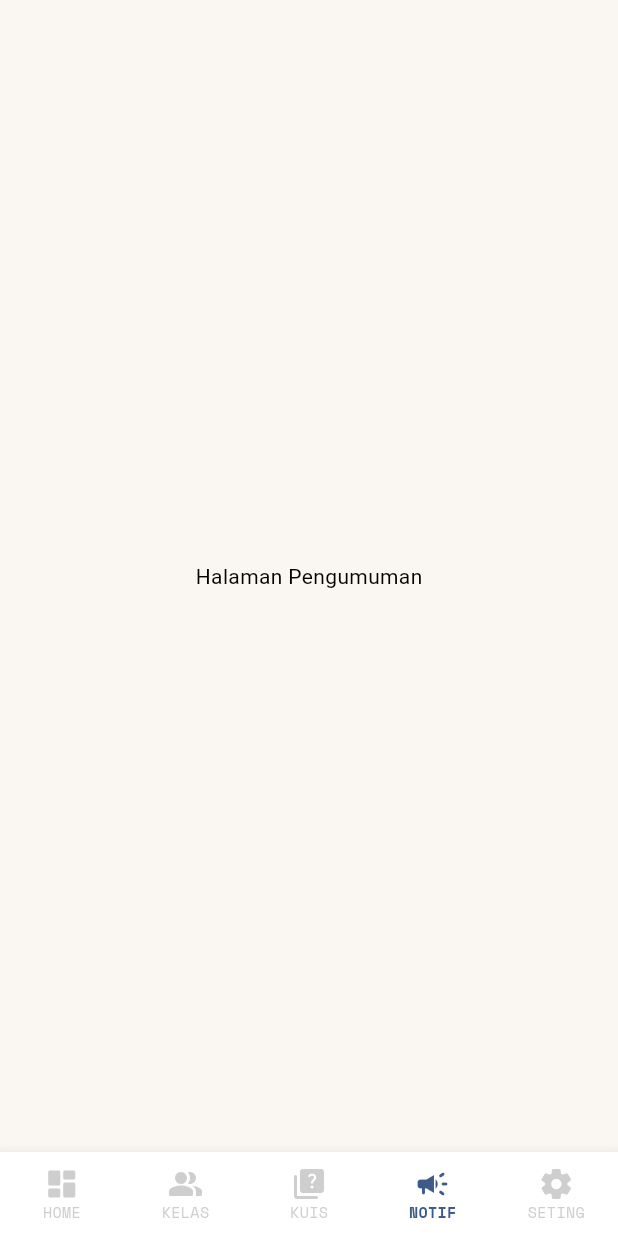
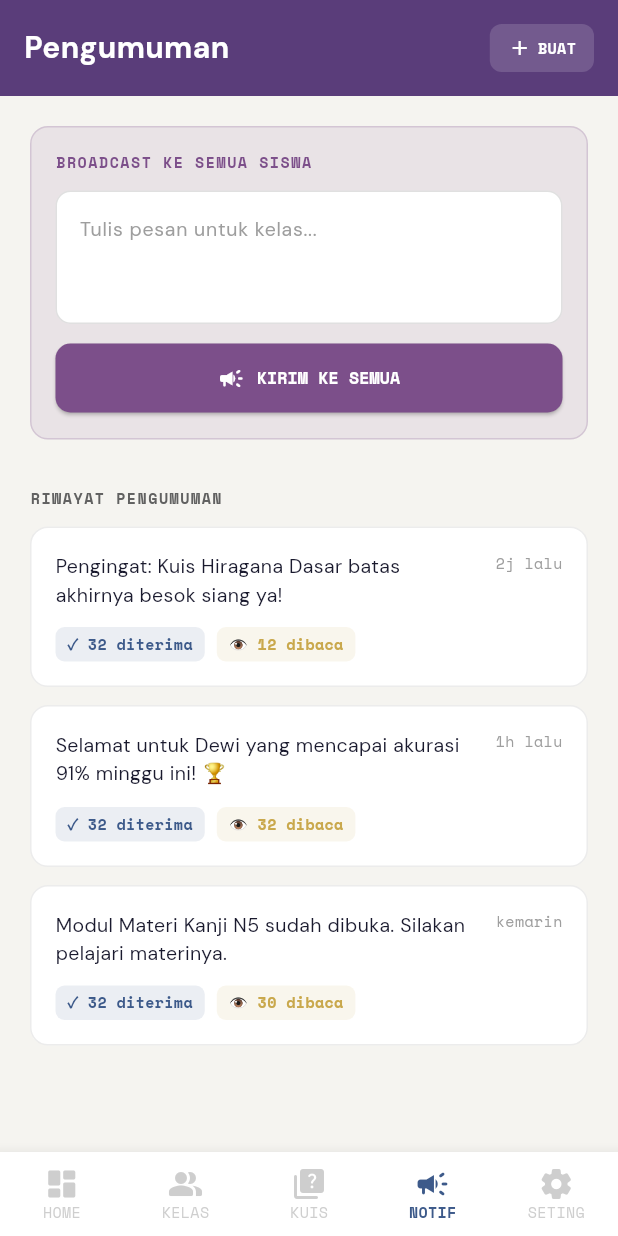
Before and after one commit to arell74/tanoshii-app, a Flutter app: the screen it shows once a user with an empty profile is signed in, item 4 of the bottom bar chosen, on a phone screen of 412 x 824 dp. Run offline on Flutter 3.47's test engine with Material 3 defaults, Android fonts, the phone set to English and light mode, and no system bars; our stand-ins replace cloud_firestore, firebase_auth, firebase_core, flutter_dotenv, google_fonts, google_generative_ai; accounts and stored records are empty.

Commit message:
feat: add announcement screen

```diff
--- /dev/null
+++ b/lib/screens/sensei/announcement/announcement_screen.dart
@@ -0,0 +1,202 @@
+import 'package:flutter/material.dart';
+import 'package:google_fonts/google_fonts.dart';
+
+class AnnouncementScreen extends StatefulWidget {
+  const AnnouncementScreen({Key? key}) : super(key: key);
+
+  @override
+  State<AnnouncementScreen> createState() => _AnnouncementScreenState();
+}
+
+class _AnnouncementScreenState extends State<AnnouncementScreen> {
+  final TextEditingController _broadcastController = TextEditingController();
+
+  // Data dummy riwayat pengumuman untuk simulasi
+  final List<Map<String, dynamic>> _history = [
+    {
+      'message': 'Pengingat: Kuis Hiragana Dasar batas akhirnya besok siang ya!',
+      'time': '2j lalu',
+      'received': 32,
+      'read': 12,
+    },
+    {
+      'message': 'Selamat untuk Dewi yang mencapai akurasi 91% minggu ini! 🏆',
+      'time': '1h lalu',
+      'received': 32,
+      'read': 32,
+    },
+    {
+      'message': 'Modul Materi Kanji N5 sudah dibuka. Silakan pelajari materinya.',
+      'time': 'kemarin',
+      'received': 32,
+      'read': 30,
+    },
+  ];
+
+  void _sendBroadcast() {
+    if (_broadcastController.text.trim().isEmpty) return;
+
+    // Menambah pengumuman baru ke urutan paling atas
+    setState(() {
+      _history.insert(0, {
+        'message': _broadcastController.text.trim(),
+        'time': 'baru saja',
+        'received': 0, // Simulasi awal kirim belum ada yang terima
+        'read': 0,
+      });
+      _broadcastController.clear();
+      FocusScope.of(context).unfocus(); // Tutup keyboard
+    });
+
+    ScaffoldMessenger.of(context).showSnackBar(
+      SnackBar(
+        content: const Text('Pengumuman berhasil dikirim ke seluruh kelas!'),
+        backgroundColor: const Color(0xFF7C4F8A),
+        behavior: SnackBarBehavior.floating,
+        shape: RoundedRectangleBorder(borderRadius: BorderRadius.circular(10)),
+      ),
+    );
+  }
+
+  @override
+  void dispose() {
+    _broadcastController.dispose();
+    super.dispose();
+  }
+
+  @override
+  Widget build(BuildContext context) {
+    const Color headerPurple = Color(0xFF5A3D7A); // Ungu gelap untuk header[cite: 1]
+    const Color purple = Color(0xFF7C4F8A); // Ungu aksen[cite: 1]
+    const Color indigo = Color(0xFF3D5A8A);
+    const Color gold = Color(0xFFC9A84C);
+    const Color bgColor = Color(0xFFF5F4F0);
+
+    return Scaffold(
+      backgroundColor: bgColor,
+      body: SafeArea(
+        child: Column(
+          children: [
+            // ── HEADER UNGU ──[cite: 1]
+            Container(
+              color: headerPurple,
+              padding: const EdgeInsets.all(16),
+              child: Row(
+                mainAxisAlignment: MainAxisAlignment.spaceBetween,
+                children: [
+                  Text('Pengumuman', style: GoogleFonts.dmSans(color: Colors.white, fontSize: 20, fontWeight: FontWeight.bold)),
+                  Container(
+                    padding: const EdgeInsets.symmetric(horizontal: 12, vertical: 8),
+                    decoration: BoxDecoration(color: Colors.white.withOpacity(0.15), borderRadius: BorderRadius.circular(8)),
+                    child: Row(
+                      children: [
+                        const Icon(Icons.add, color: Colors.white, size: 16),
+                        const SizedBox(width: 4),
+                        Text('BUAT', style: GoogleFonts.spaceMono(color: Colors.white, fontSize: 10, fontWeight: FontWeight.bold)),
+                      ],
+                    ),
+                  )
+                ],
+              ),
+            ),
+
+            Expanded(
+              child: ListView(
+                padding: const EdgeInsets.all(20),
+                children: [
+                  // ── BROADCAST KE SEMUA SISWA ──[cite: 1]
+                  Container(
+                    padding: const EdgeInsets.all(16),
+                    decoration: BoxDecoration(color: purple.withOpacity(0.1), borderRadius: BorderRadius.circular(12), border: Border.all(color: purple.withOpacity(0.2))),
+                    child: Column(
+                      crossAxisAlignment: CrossAxisAlignment.start,
+                      children: [
+                        Text('BROADCAST KE SEMUA SISWA', style: GoogleFonts.spaceMono(fontSize: 10, fontWeight: FontWeight.bold, letterSpacing: 1, color: purple)),
+                        const SizedBox(height: 12),
+                        TextField(
+                          controller: _broadcastController,
+                          maxLines: 3,
+                          style: GoogleFonts.dmSans(fontSize: 13),
+                          decoration: InputDecoration(
+                            hintText: 'Tulis pesan untuk kelas...',
+                            hintStyle: GoogleFonts.dmSans(fontSize: 13, color: Colors.grey[500]),
+                            filled: true,
+                            fillColor: Colors.white,
+                            border: OutlineInputBorder(borderRadius: BorderRadius.circular(10), borderSide: const BorderSide(color: Colors.black12)),
+                            enabledBorder: OutlineInputBorder(borderRadius: BorderRadius.circular(10), borderSide: const BorderSide(color: Colors.black12)),
+                            focusedBorder: OutlineInputBorder(borderRadius: BorderRadius.circular(10), borderSide: const BorderSide(color: purple)),
+                          ),
+                        ),
+                        const SizedBox(height: 12),
+                        SizedBox(
+                          width: double.infinity,
+                          child: ElevatedButton.icon(
+                            onPressed: _sendBroadcast,
+                            icon: const Icon(Icons.campaign_rounded, color: Colors.white, size: 18),
+                            label: Text('KIRIM KE SEMUA', style: GoogleFonts.spaceMono(fontSize: 11, fontWeight: FontWeight.bold, color: Colors.white)),
+                            style: ElevatedButton.styleFrom(
+                              backgroundColor: purple,
+                              padding: const EdgeInsets.symmetric(vertical: 14),
+                              shape: RoundedRectangleBorder(borderRadius: BorderRadius.circular(10)),
+                            ),
+                          ),
+                        )
+                      ],
+                    ),
+                  ),
+                  const SizedBox(height: 32),
+
+                  // ── RIWAYAT PENGUMUMAN ──[cite: 1]
+                  Text('RIWAYAT PENGUMUMAN', style: GoogleFonts.spaceMono(fontSize: 10, fontWeight: FontWeight.bold, letterSpacing: 1, color: Colors.grey[700])),
+                  const SizedBox(height: 12),
+
+                  // Menampilkan daftar history secara dinamis
+                  ..._history.map((item) {
+                    return Container(
+                      margin: const EdgeInsets.only(bottom: 12),
+                      padding: const EdgeInsets.all(16),
+                      decoration: BoxDecoration(color: Colors.white, borderRadius: BorderRadius.circular(12), border: Border.all(color: Colors.grey.withOpacity(0.2))),
+                      child: Column(
+                        crossAxisAlignment: CrossAxisAlignment.start,
+                        children: [
+                          Row(
+                            crossAxisAlignment: CrossAxisAlignment.start,
+                            children: [
+                              Expanded(
+                                child: Text(item['message'], style: GoogleFonts.dmSans(fontSize: 13, color: const Color(0xFF1A1A2E), height: 1.5)),
+                              ),
+                              const SizedBox(width: 12),
+                              Text(item['time'], style: GoogleFonts.spaceMono(fontSize: 10, color: Colors.grey[500])),
+                            ],
+                          ),
+                          const SizedBox(height: 12),
+                          // Read Receipts Badges[cite: 1]
+                          Row(
+                            children: [
+                              Container(
+                                padding: const EdgeInsets.symmetric(horizontal: 8, vertical: 4),
+                                decoration: BoxDecoration(color: indigo.withOpacity(0.1), borderRadius: BorderRadius.circular(6)),
+                                child: Text('✓ ${item['received']} diterima', style: GoogleFonts.spaceMono(fontSize: 10, fontWeight: FontWeight.bold, color: indigo)),
+                              ),
+                              const SizedBox(width: 8),
+                              Container(
+                                padding: const EdgeInsets.symmetric(horizontal: 8, vertical: 4),
+                                decoration: BoxDecoration(color: gold.withOpacity(0.1), borderRadius: BorderRadius.circular(6)),
+                                child: Text('👁 ${item['read']} dibaca', style: GoogleFonts.spaceMono(fontSize: 10, fontWeight: FontWeight.bold, color: gold)),
+                              ),
+                            ],
+                          )
+                        ],
+                      ),
+                    );
+                  }).toList(),
+
+                ],
+              ),
+            ),
+          ],
+        ),
+      ),
+    );
+  }
+}
--- a/lib/screens/sensei/main_navigation.dart
+++ b/lib/screens/sensei/main_navigation.dart
@@ -1,5 +1,6 @@
 import 'package:flutter/material.dart';
 import 'package:google_fonts/google_fonts.dart';
+import 'package:tanoshii_app/screens/sensei/announcement/announcement_screen.dart';
 import 'package:tanoshii_app/screens/sensei/kelas/student_monitor.dart';
 import 'package:tanoshii_app/screens/sensei/profile/profile_screen.dart';
 import 'package:tanoshii_app/screens/sensei/quiz/quiz_management_screen.dart';
@@ -19,7 +20,7 @@ class _SenseiNavigationState extends State<SenseiNavigation> {
     const SenseiHomeScreen(),
     const StudentMonitorScreen(),
     const QuizManagementScreen(),
-    const Center(child: Text('Halaman Pengumuman')),
+    const AnnouncementScreen(),
     const ProfileScreen(),
   ];
 
--- a/lib/screens/sensei/profile/profile_screen.dart
+++ b/lib/screens/sensei/profile/profile_screen.dart
@@ -46,19 +46,8 @@ class ProfileScreen extends StatelessWidget {
                   Container(
                     width: 64,
                     height: 64,
-                    decoration: BoxDecoration(
-                      color: vermillion,
-                      shape: BoxShape.circle,
-                      border: Border.all(color: gold, width: 2),
-                    ),
-                    alignment: Alignment.center,
-                    child: Text(
-                      'Z',
-                      style: GoogleFonts.dmSans(
-                        color: Colors.white,
-                        fontSize: 28,
-                        fontWeight: FontWeight.bold,
-                      ),
+                    child: CircleAvatar(
+                      backgroundImage: AssetImage('assets/images/zaniii.jpeg'),
                     ),
                   ),
                   const SizedBox(width: 16),
@@ -89,7 +78,7 @@ class ProfileScreen extends StatelessWidget {
                         ),
                         // Text('Farel Fauzan', style: GoogleFonts.dmSans(fontSize: 20, fontWeight: FontWeight.bold, color: ink)),
                         Text(
-                          'farelfauzan@email.com',
+                          'zani@email.com',
                           style: GoogleFonts.dmSans(
                             fontSize: 12,
                             color: ink.withOpacity(0.6),
@@ -106,10 +95,10 @@ class ProfileScreen extends StatelessWidget {
                             borderRadius: BorderRadius.circular(4),
                           ),
                           child: Text(
-                            'Pelajar · Level 99',
+                            'Pengajar',
                             style: GoogleFonts.spaceMono(
                               fontSize: 10,
-                              color: gold,
+                              color: Colors.blueAccent,
                               fontWeight: FontWeight.bold,
                             ),
                           ),
```
